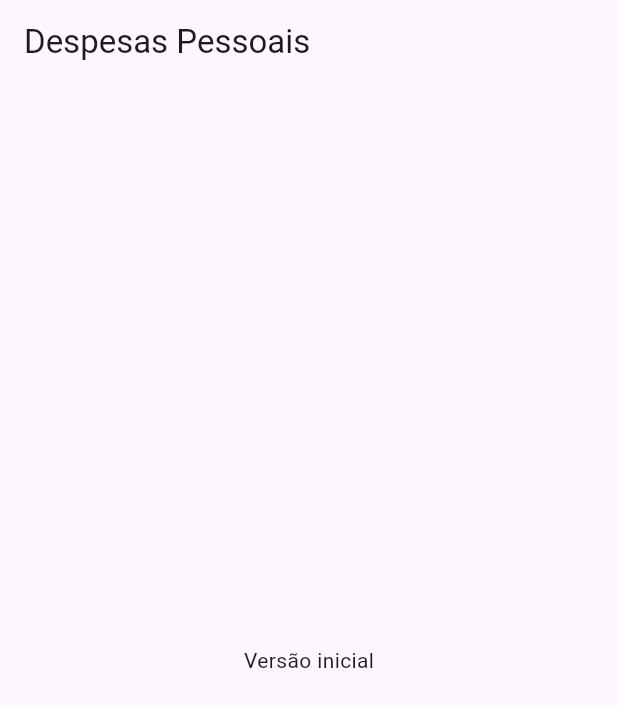
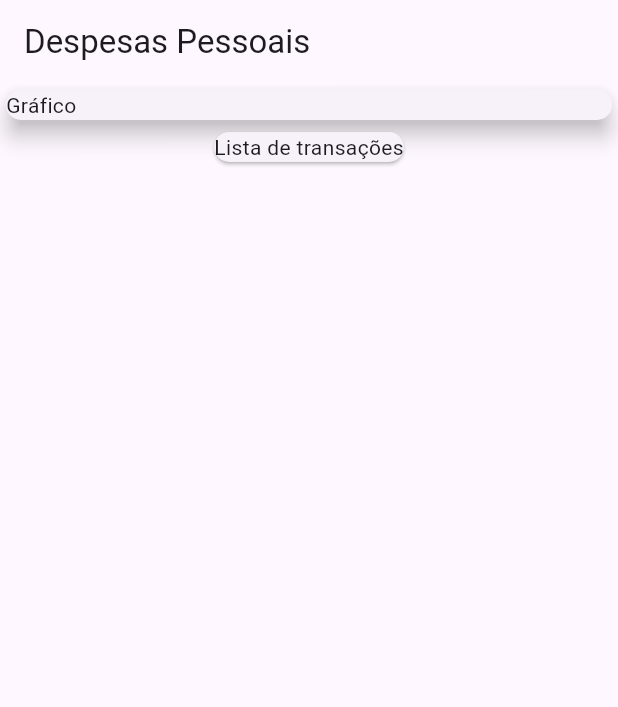
Before and after one commit to PedroGoncalves-Dev/Despesas-flutter, a Flutter app: the screen it shows after launch, on a phone screen of 412 x 824 dp. Shown: the top 707 px of the screen. Run offline on Flutter 3.47's test engine with Material 3 defaults, Android fonts, the light colour scheme and no system bars; missing offline and left inert: dart:ffi.

Commit message:
Adicionando 2 card com texto grafico e lista de transações

```diff
--- a/lib/main.dart
+++ b/lib/main.dart
@@ -1,3 +1,5 @@
+import 'dart:ffi';
+
 import 'package:flutter/material.dart';
 
 main() {
@@ -21,12 +23,22 @@ class MyHome extends StatelessWidget {
   @override
   Widget build(BuildContext context) {
     return Scaffold(
-      appBar: AppBar(
-        title: const Text('Despesas Pessoais'),
-      ),
-      body: const Center(
-        child: Text('Versão inicial'),
-      ),
-    );
+        appBar: AppBar(
+          title: const Text('Despesas Pessoais'),
+        ),
+        body: const Column(
+          children: <Widget>[
+            SizedBox(
+              width: double.infinity,
+              child: Card(
+                elevation: 6,
+                child: Text('Gráfico'),
+              ),
+            ),
+            Card(
+              child: Text('Lista de transações'),
+            )
+          ],
+        ));
   }
 }
```
